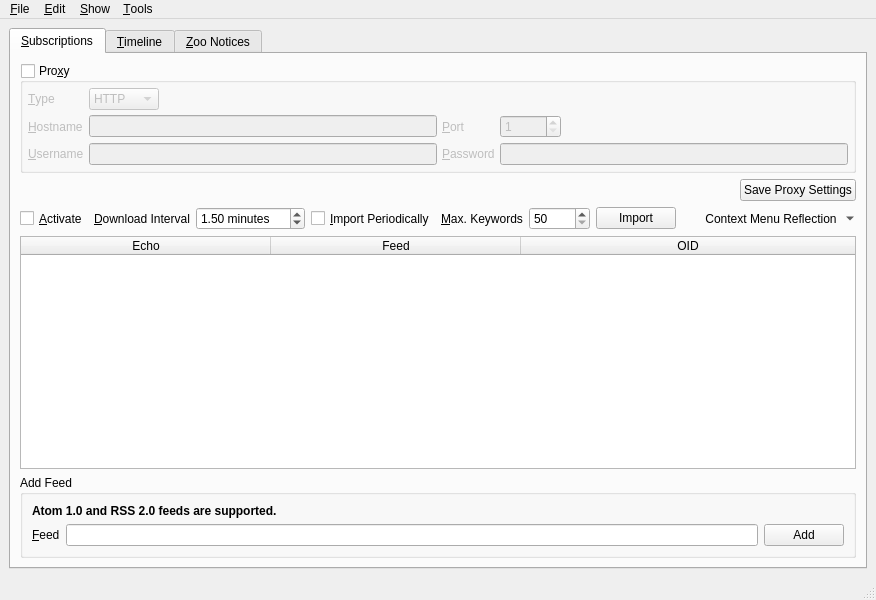
This is branches/trunk/GoldBug-UI/spot-on-rss.ui in textbrowser/spot-on as Qt 5 draws it before an edit. The edited form follows.
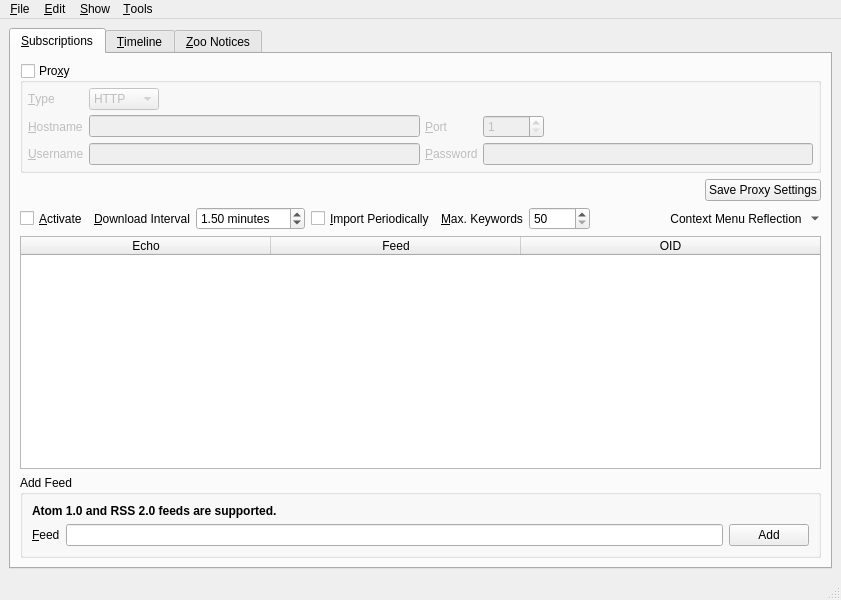
This is the edited form. Icons and pictures are not drawn. Custom widgets are drawn as their Qt base class.

```diff
--- a/branches/trunk/GoldBug-UI/spot-on-rss.ui
+++ b/branches/trunk/GoldBug-UI/spot-on-rss.ui
@@ -298,13 +298,6 @@
             </property>
            </widget>
           </item>
-          <item>
-           <widget class="QPushButton" name="import">
-            <property name="text">
-             <string>Import</string>
-            </property>
-           </widget>
-          </item>
           <item>
            <spacer name="horizontalSpacer">
             <property name="orientation">
```
Left out of the diff: 22 changed lines with no effect on the pictures.
